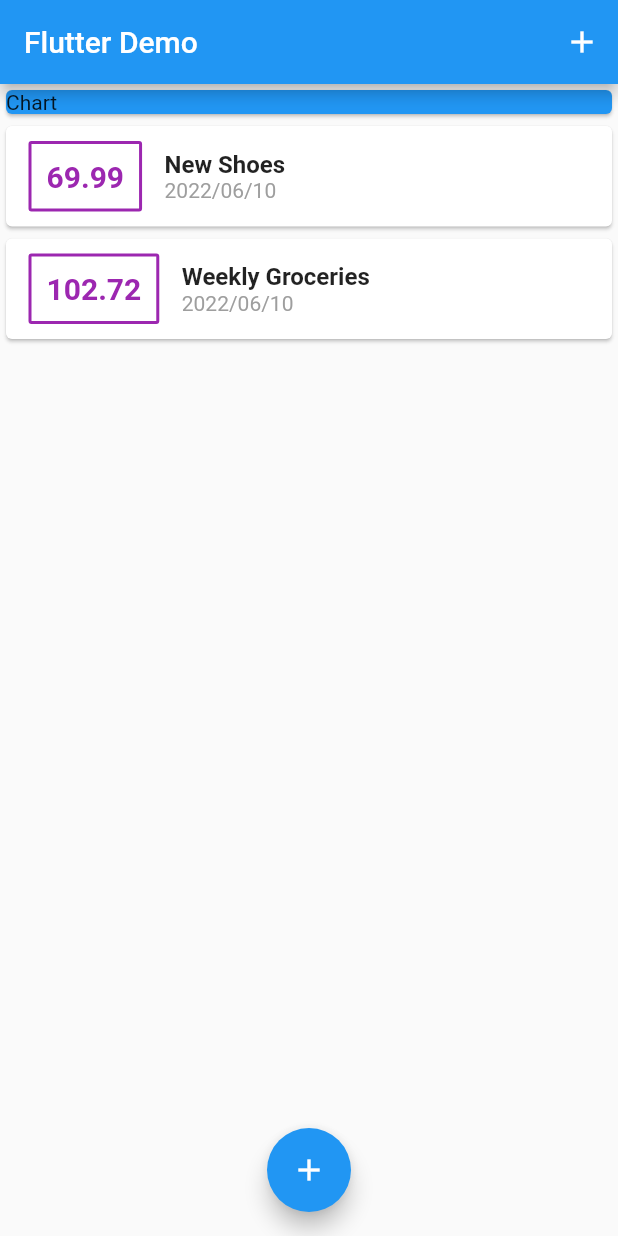
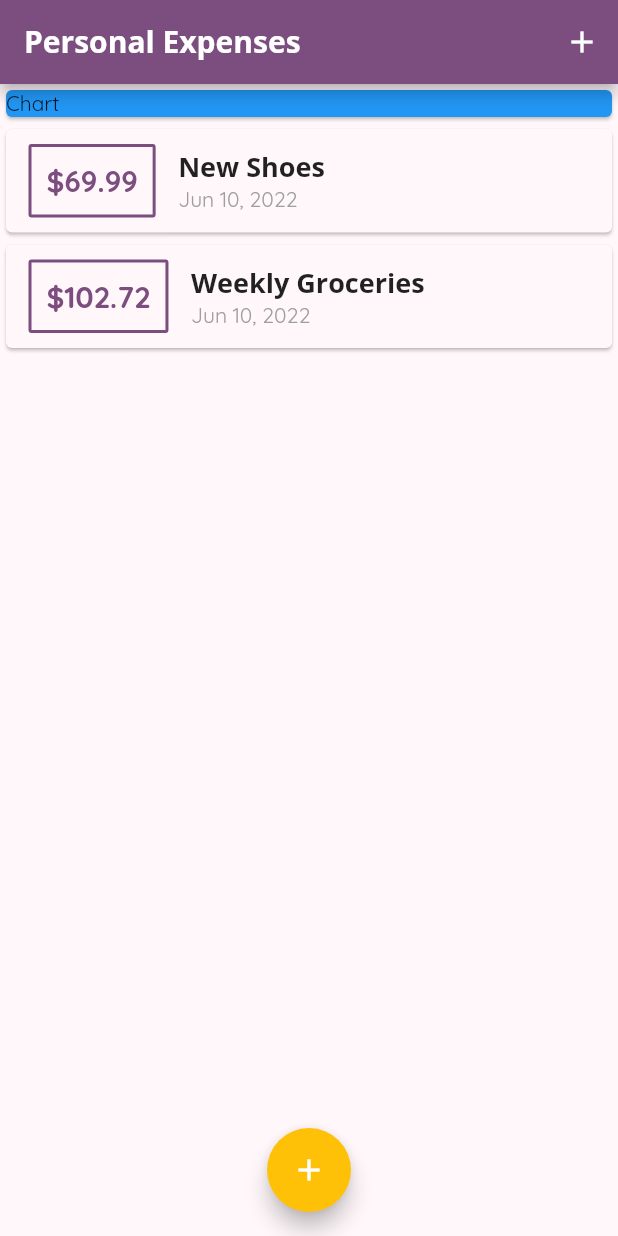
Before and after one commit to MemoryReload/FlutterTutorial, a Flutter app: the screen it shows after launch, on a phone screen of 412 x 824 dp. Run offline on Flutter 3.47's test engine with Material 2 defaults, Android fonts, the phone set to English and light mode, and no system bars.

Commit message:
theming & styles

```diff
--- a/com_test_flutter_transaction/lib/main.dart
+++ b/com_test_flutter_transaction/lib/main.dart
@@ -14,20 +14,53 @@ class MyApp extends StatelessWidget {
   @override
   Widget build(BuildContext context) {
     return MaterialApp(
-      title: 'Flutter Demo',
-      theme: ThemeData(
-        // This is the theme of your application.
-        //
-        // Try running your application with "flutter run". You'll see the
-        // application has a blue toolbar. Then, without quitting the app, try
-        // changing the primarySwatch below to Colors.green and then invoke
-        // "hot reload" (press "r" in the console where you ran "flutter run",
-        // or simply save your changes to "hot reload" in a Flutter IDE).
-        // Notice that the counter didn't reset back to zero; the application
-        // is not restarted.
-        primarySwatch: Colors.blue,
+      title: 'Personal Expenses',
+      // theme: ThemeData(
+      //   primarySwatch: Colors.purple,
+      //   accentColor: Colors.amber,
+      //   fontFamily: 'Quicksand',
+      //   textTheme: Theme.of(context).textTheme.copyWith(
+      //         titleLarge: const TextStyle(
+      //           fontFamily: 'OpenSans',
+      //           fontSize: 18,
+      //           fontWeight: FontWeight.bold,
+      //         ),
+      //       ),
+      //   appBarTheme: const AppBarTheme(
+      //     titleTextStyle: TextStyle(
+      //       fontFamily: 'OpenSans',
+      //       fontSize: 20,
+      //       fontWeight: FontWeight.bold,
+      //     ),
+      //   ),
+      // ),
+      theme: ThemeData.from(
+        colorScheme: ColorScheme.fromSeed(
+          seedColor: Colors.purple,
+          secondary: Colors.amber,
+        ),
+        textTheme: Theme.of(context)
+            .textTheme
+            .apply(
+              fontFamily: 'Quicksand',
+            )
+            .copyWith(
+              titleLarge: const TextStyle(
+                fontFamily: 'OpenSans',
+                fontSize: 18,
+                fontWeight: FontWeight.bold,
+              ),
+            ),
+      ).copyWith(
+        appBarTheme: const AppBarTheme(
+          titleTextStyle: TextStyle(
+            fontFamily: 'OpenSans',
+            fontSize: 20,
+            fontWeight: FontWeight.bold,
+          ),
+        ),
       ),
-      home: const MyHomePage(title: 'Flutter Demo'),
+      home: const MyHomePage(title: 'Personal Expenses'),
     );
   }
 }
--- a/com_test_flutter_transaction/lib/widgets/transaction_list.dart
+++ b/com_test_flutter_transaction/lib/widgets/transaction_list.dart
@@ -19,16 +19,16 @@ class TransactionList extends StatelessWidget {
                         vertical: 10, horizontal: 15),
                     decoration: BoxDecoration(
                       border: Border.all(
-                          color: Colors.purple,
+                          color: Theme.of(context).primaryColor,
                           width: 2,
                           style: BorderStyle.solid),
                       borderRadius: const BorderRadius.all(Radius.circular(2)),
                     ),
                     padding: const EdgeInsets.all(10),
                     child: Text(
-                      transactions[index].amount.toStringAsFixed(2),
-                      style: const TextStyle(
-                          color: Colors.purple,
+                      "\$${transactions[index].amount.toStringAsFixed(2)}",
+                      style: TextStyle(
+                          color: Theme.of(context).primaryColor,
                           fontSize: 20,
                           fontWeight: FontWeight.bold),
                     ),
@@ -38,15 +38,11 @@ class TransactionList extends StatelessWidget {
                     children: [
                       Text(
                         transactions[index].name,
-                        style: const TextStyle(
-                          fontSize: 16,
-                          fontWeight: FontWeight.bold,
-                        ),
+                        style: Theme.of(context).textTheme.titleLarge,
                       ),
                       Text(
-                        // s.date.toString(),
-                        DateFormat("yyyy/MM/dd")
-                            .format(transactions[index].date),
+                        // 'Weekly Groceries',
+                        DateFormat.yMMMd().format(transactions[index].date),
                         style: const TextStyle(color: Colors.grey),
                       ),
                     ],
```
Also changed, not shown: com_test_flutter_transaction/pubspec.yaml (+12 -12 lines), com_test_flutter_transaction/assets/fonts/OpenSans-Bold.ttf (added), com_test_flutter_transaction/assets/fonts/OpenSans-Regular.ttf (added), com_test_flutter_transaction/assets/fonts/Quicksand-Bold.ttf (added), com_test_flutter_transaction/assets/fonts/Quicksand-Light.ttf (added), com_test_flutter_transaction/assets/fonts/Quicksand-Medium.ttf (added), com_test_flutter_transaction/assets/fonts/Quicksand-Regular.ttf (added).
